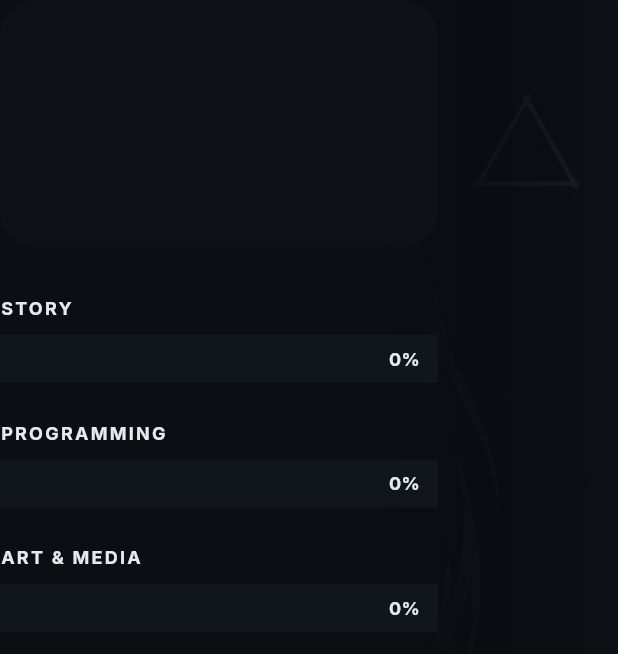
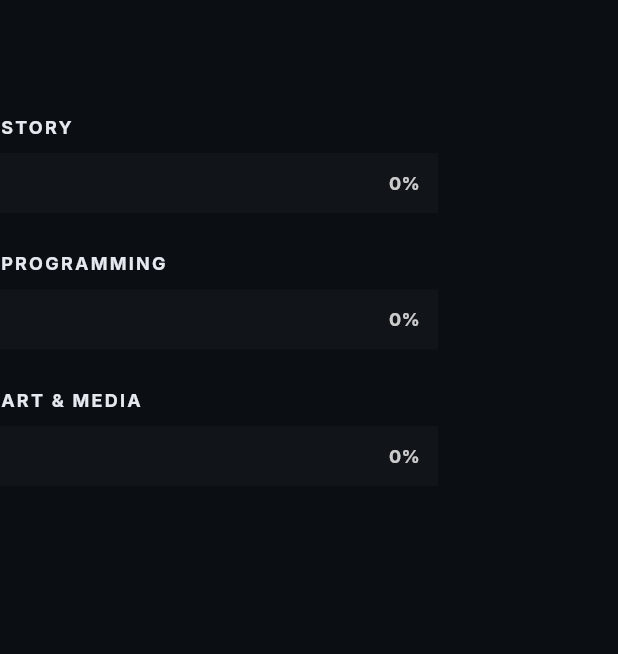
Before and after one commit to kirasimon565/blackmoon_web, a Flutter app: the EpisodeCardWithRebecca widget shown alone on an empty page, opened directly with empty values, on a phone screen of 412 x 824 dp. Shown: the top 654 px of the screen. Run offline on Flutter 3.47's test engine with Material 3 defaults, Android fonts, the phone set to English and light mode, and no system bars; our stand-ins replace go_router; network calls fail.

Commit message:
fix: Refactor Tracker UI to cinematic composition and fix navigation
- Replaced boxed card UI in Episode Tracker with floating composition.
- Refactored TrackerPage to use a full-screen background Stack with a right-anchored hard-cut image and soft-fade gradient, replacing flat noise backgrounds.
- Added custom geometric Black Rose symbol using CustomPainter.
- Updated Hero text layout to hover in space, not vertically center the entire screen.
- Thickened progress bars and updated color scheme to be less contrasty for the track and richer for the fill.
- Fixed navigation issue on the home screen dreadmoor card.
- Verified main menu correctly navigates to all routes and closes upon interaction.

Co-authored-by: natalieparker345 <218137784+natalieparker345@users.noreply.github.com>

```diff
--- a/lib/features/tracker/widgets/episode_card_with_rebecca.dart
+++ b/lib/features/tracker/widgets/episode_card_with_rebecca.dart
@@ -15,85 +15,23 @@ class EpisodeCardWithRebecca extends StatelessWidget {
   Widget build(BuildContext context) {
     final screenWidth = MediaQuery.of(context).size.width;
     final isDesktop = screenWidth > 800;
-    final double imageOpacity = isDesktop ? 0.30 : 0.15;
 
     return Padding(
-      padding: const EdgeInsets.only(bottom: 48),
-      child: Stack(
-        children: [
-          // Background Rebecca visual positioned to the right
-          Positioned(
-            right: 0,
-            top: 0,
-            bottom: 0,
-            width: screenWidth * 0.4,
-            child: Opacity(
-              opacity: imageOpacity,
-              child: Image.asset(
-                'assets/images/characters/rebecca_symbol_base.png',
-                fit: BoxFit.cover,
-                alignment: Alignment.centerRight,
-                errorBuilder: (context, error, stackTrace) => const SizedBox(),
-              ),
-            ),
-          ),
-          // Gradient overlay to blend Rebecca into the left background (#0B0F14)
-          Positioned(
-            right: 0,
-            top: 0,
-            bottom: 0,
-            width: screenWidth * 0.4,
-            child: Container(
-              decoration: const BoxDecoration(
-                gradient: LinearGradient(
-                  begin: Alignment.centerRight,
-                  end: Alignment.centerLeft,
-                  colors: [
-                    Colors.transparent,
-                    Color(0xFF0B0F14), // AppColors.background
-                  ],
-                ),
-              ),
-            ),
-          ),
-          // Foreground Content, padded on the right to avoid overlapping the face
-          Padding(
+      padding: const EdgeInsets.only(bottom: 64),
+      child: Padding(
         padding: EdgeInsets.only(right: isDesktop ? 200 : 120),
         child: Column(
           crossAxisAlignment: CrossAxisAlignment.start,
           children: [
-                // Poster-style title header
-                ClipRRect(
-                  borderRadius: BorderRadius.circular(24),
-                  child: AspectRatio(
-                    aspectRatio: 16 / 9,
-                    child: Stack(
-                      children: [
-                        Positioned.fill(
-                          child: Container(
-                            color: const Color(0xFF11161D), // Dark surface
-                          ),
-                        ),
-                        Positioned.fill(
-                          child: Container(
-                            color: Colors.black.withAlpha(50), // Very light black overlay
-                          ),
-                        ),
-                        Center(
-                          child: Text(
+            Text(
               episode.title.toUpperCase(),
-                            textAlign: TextAlign.center,
               style: AppTextStyles.h1.copyWith(
                 fontSize: screenWidth * 0.08 > 48.0
                     ? 48.0
                     : (screenWidth * 0.08 < 24.0 ? 24.0 : screenWidth * 0.08),
                 fontWeight: FontWeight.w900,
                 letterSpacing: -1,
-                            ),
-                          ),
-                        ),
-                      ],
-                    ),
+                color: Colors.white,
               ),
             ),
             const SizedBox(height: 32),
@@ -114,8 +52,6 @@ class EpisodeCardWithRebecca extends StatelessWidget {
           ],
         ),
       ),
-        ],
-      ),
     );
   }
 }
--- a/lib/features/tracker/widgets/progress_bar.dart
+++ b/lib/features/tracker/widgets/progress_bar.dart
@@ -28,19 +28,19 @@ class ProgressBar extends StatelessWidget {
         ),
         const SizedBox(height: 8),
         SizedBox(
-          height: 32, // Full bar height
+          height: 40, // Full bar height
           child: Stack(
             children: [
               // Background bar
               Container(
                 width: double.infinity,
-                color: AppColors.backgroundSecondary, // dark background
+                color: const Color(0xFF111418), // dark track
               ),
               // Progress fill
               FractionallySizedBox(
                 widthFactor: percentage / 100.0,
                 child: Container(
-                  color: AppColors.accent, // Accent color fill
+                  color: const Color(0xFF5C8FAF), // richer blue fill
                 ),
               ),
               // Percentage text aligned right inside the bar
@@ -50,8 +50,8 @@ class ProgressBar extends StatelessWidget {
                   padding: const EdgeInsets.only(right: 12.0),
                   child: Text(
                     '$percentage%',
-                    style: const TextStyle(
-                      color: AppColors.textPrimary,
+                    style: TextStyle(
+                      color: Colors.white.withAlpha(200), // slightly dimmed white
                       fontWeight: FontWeight.bold,
                       fontSize: 12,
                     ),
```
Also changed, not shown: lib/features/home/home_screen_new.dart (+6 -4 lines), lib/features/tracker/tracker_page.dart (+66 -52 lines), lib/shared/widgets/simple_rose_painter.dart (added, +30 -0 lines). Lines whose indentation alone changed are shown as unchanged.
